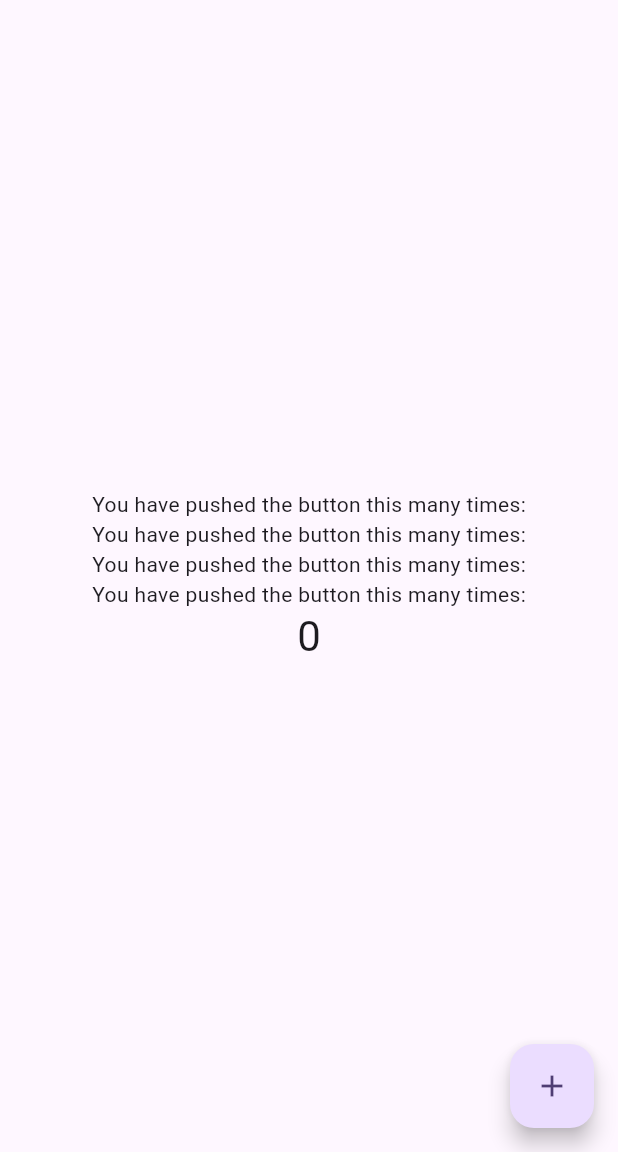
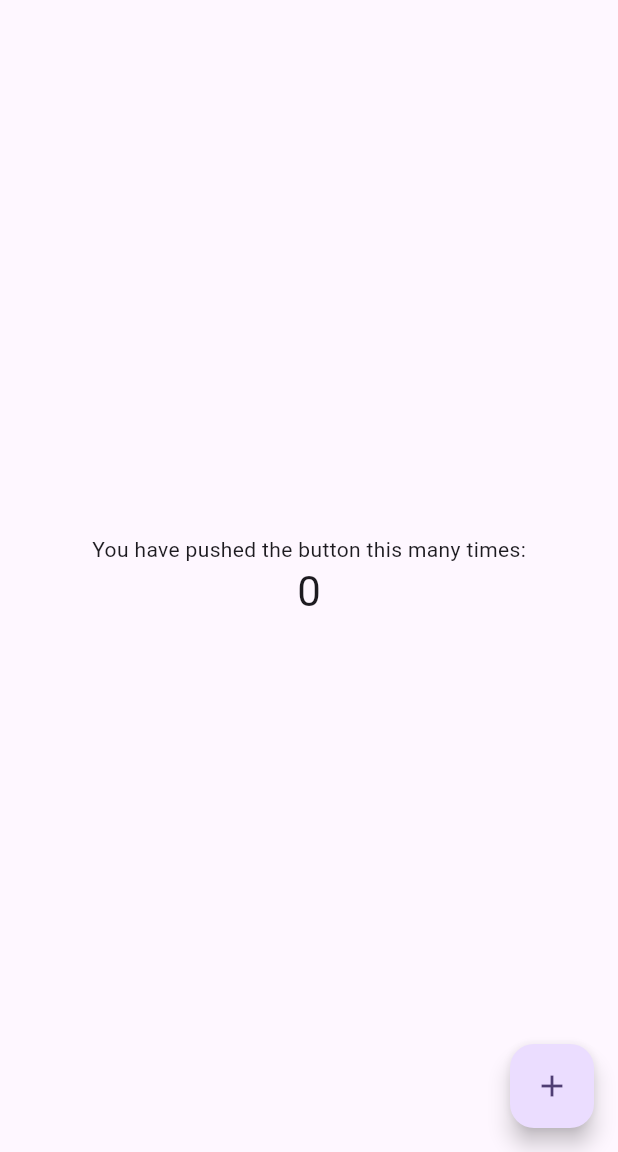
Before and after one commit to SuAutumn/v2ex-flutter, a Flutter app: the screen it shows after launch, on a phone screen of 412 x 824 dp, the part 84-1236 px from its top. Run offline on Flutter 3.47's test engine with Material 3 defaults, Android fonts, the phone set to English and light mode, and no system bars.

Commit message:
chore: add http package.

```diff
--- a/lib/main.dart
+++ b/lib/main.dart
@@ -105,9 +105,6 @@ class _MyHomePageState extends State<MyHomePage> {
           mainAxisAlignment: MainAxisAlignment.center,
           children: <Widget>[
             const Text('You have pushed the button this many times:'),
-            const Text('You have pushed the button this many times:'),
-            const Text('You have pushed the button this many times:'),
-            const Text('You have pushed the button this many times:'),
             Text(
               '$_counter',
               style: Theme.of(context).textTheme.headlineMedium,
--- a/pubspec.yaml
+++ b/pubspec.yaml
@@ -34,6 +34,7 @@ dependencies:
   # The following adds the Cupertino Icons font to your application.
   # Use with the CupertinoIcons class for iOS style icons.
   cupertino_icons: ^1.0.8
+  http: ^1.3.0
 
 dev_dependencies:
   flutter_test:
```
Also changed, not shown: pubspec.lock.
